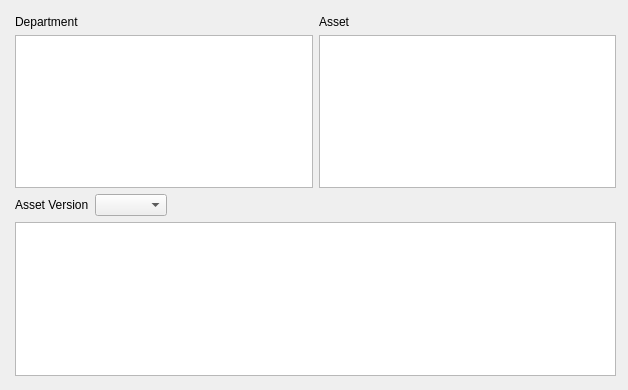
Old version of the form scripts/PipelineManagementTools/gui/assetManager.ui in the repository jw0z96/PipelineManagementTools.
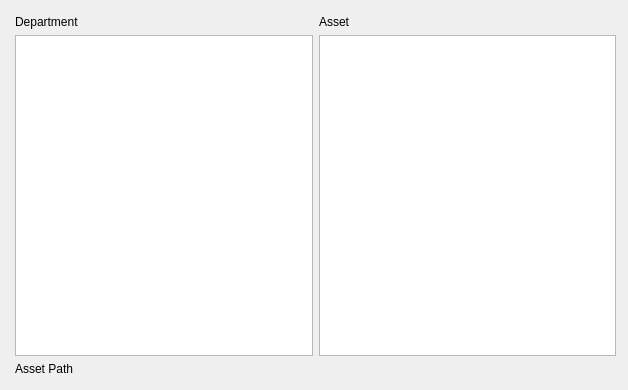
New version of the form.

Commit message: asset path label

Diff of the .ui file:
```diff
--- a/scripts/PipelineManagementTools/gui/assetManager.ui
+++ b/scripts/PipelineManagementTools/gui/assetManager.ui
@@ -63,33 +63,27 @@
     <item>
      <layout class="QHBoxLayout" name="horizontalLayout">
       <item>
-       <widget class="QLabel" name="assetVersionLabel">
+       <widget class="QLabel" name="assetPathLabel">
+        <property name="sizePolicy">
+         <sizepolicy hsizetype="Minimum" vsizetype="Minimum">
+          <horstretch>0</horstretch>
+          <verstretch>0</verstretch>
+         </sizepolicy>
+        </property>
         <property name="text">
-         <string>Asset Version</string>
+         <string>Asset Path</string>
         </property>
        </widget>
       </item>
       <item>
-       <widget class="QComboBox" name="assetVersionComboBox"/>
-      </item>
-      <item>
-       <spacer name="horizontalSpacer">
-        <property name="orientation">
-         <enum>Qt::Horizontal</enum>
+       <widget class="QLabel" name="assetPathText">
+        <property name="text">
+         <string/>
         </property>
-        <property name="sizeHint" stdset="0">
-         <size>
-          <width>40</width>
-          <height>20</height>
-         </size>
-        </property>
-       </spacer>
+       </widget>
       </item>
      </layout>
     </item>
-    <item>
-     <widget class="QTextEdit" name="assetInfoText"/>
-    </item>
    </layout>
   </widget>
  </widget>
```
The commit also changes 1 other file.
